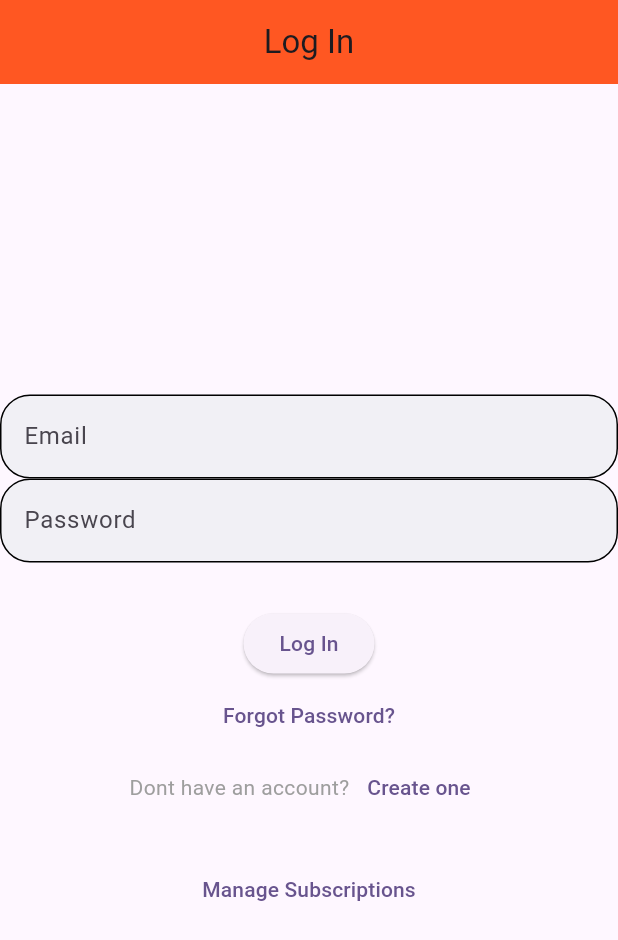
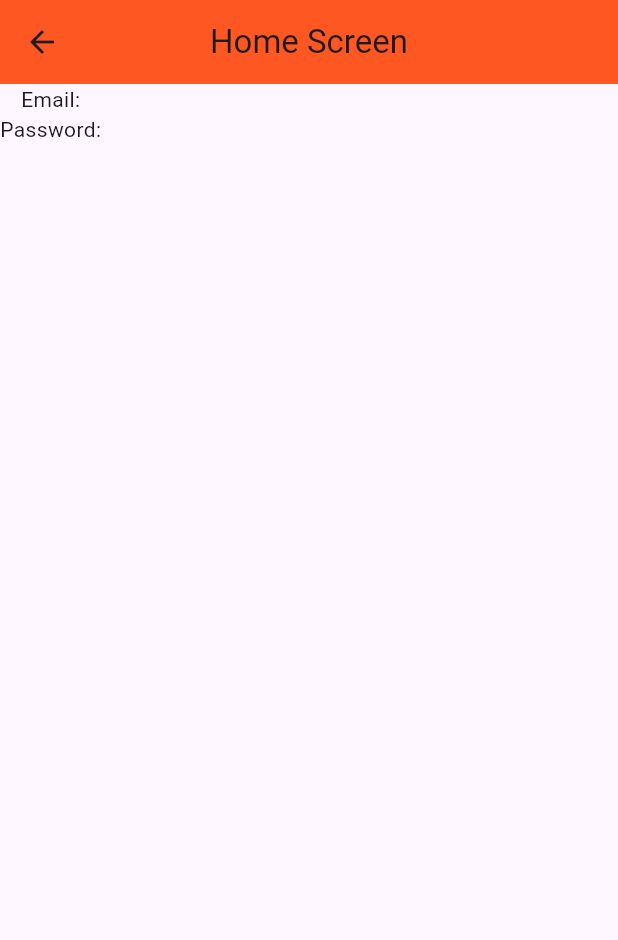
Before and after one commit to nlasyiqin/learn-token, a Flutter app: the screen it shows after launch, after a tap on "Log In", on a phone screen of 412 x 824 dp. Shown: the top 940 px of the screen. Run offline on Flutter 3.47's test engine with Material 2 defaults, Android fonts, the phone set to English and light mode, and no system bars.

Commit message:
edit pubspec.yaml file

```diff
--- /dev/null
+++ b/lib/homescreen.dart
@@ -0,0 +1,33 @@
+import 'package:flutter/material.dart';
+
+class home extends StatelessWidget {
+  //const home({super.key});
+  String email, password;
+
+  home({required this.email, required this.password});
+
+
+
+  @override
+  Widget build(BuildContext context) {
+    //return const Placeholder();
+    return Scaffold(
+      appBar: AppBar(
+
+        title: Text('Home Screen'),
+        centerTitle: true,
+        backgroundColor: Colors.deepOrange,
+
+      ),
+
+      body: Column(
+        //mainAxisAlignment: MainAxisAlignment.center,
+        children : [
+          Text('Email: ${email}'),
+          Text('Password: ${password}'),
+        ]
+
+      ),
+    );
+  }
+}
--- a/lib/main.dart
+++ b/lib/main.dart
@@ -1,4 +1,5 @@
 import 'package:flutter/material.dart';
+import 'package:login_token/homescreen.dart';
 
 void main() {
   runApp(const MyApp());
@@ -33,6 +34,10 @@ class MyHomePage extends StatefulWidget {
 
 class _MyHomePageState extends State<MyHomePage> {
 
+  TextEditingController _email = new TextEditingController();
+  TextEditingController _password = new TextEditingController();
+
+
   @override
   Widget build(BuildContext context) {
 
@@ -57,7 +62,7 @@ class _MyHomePageState extends State<MyHomePage> {
               child: Column(
                 children: [
                   TextFormField(
-                    //controller: _email,
+                    controller: _email,
                     decoration: InputDecoration(
                       fillColor: Color(0xffF1F0F5),
                       filled: true,
@@ -77,7 +82,7 @@ class _MyHomePageState extends State<MyHomePage> {
 
                   TextFormField(
 
-                    //controller: _password,
+                    controller: _password,
                     decoration: InputDecoration(
                       fillColor: Color(0xffF1F0F5),
                       filled: true,
@@ -104,8 +109,9 @@ class _MyHomePageState extends State<MyHomePage> {
                 children: [
                    ElevatedButton(
                     onPressed: (){
-                    //Navigator.push(context,
-                    //MaterialPageRoute(builder: (context)=> listExample()));
+                    Navigator.of(context).push(MaterialPageRoute(builder: (context)=> home(email: _email.text, password: _password.text)
+                    ),
+                    );
                     }, child: Text('Log In')),
 
                     TextButton(
--- a/pubspec.yaml
+++ b/pubspec.yaml
@@ -59,7 +59,9 @@ flutter:
   uses-material-design: true
 
   # To add assets to your application, add an assets section, like this:
-  # assets:
+  assets:
+    - assets/
+
   #   - images/a_dot_burr.jpeg
   #   - images/a_dot_ham.jpeg
 
```
Also changed, not shown: lib/screen/splash_screen.dart (added, +93 -0 lines).
